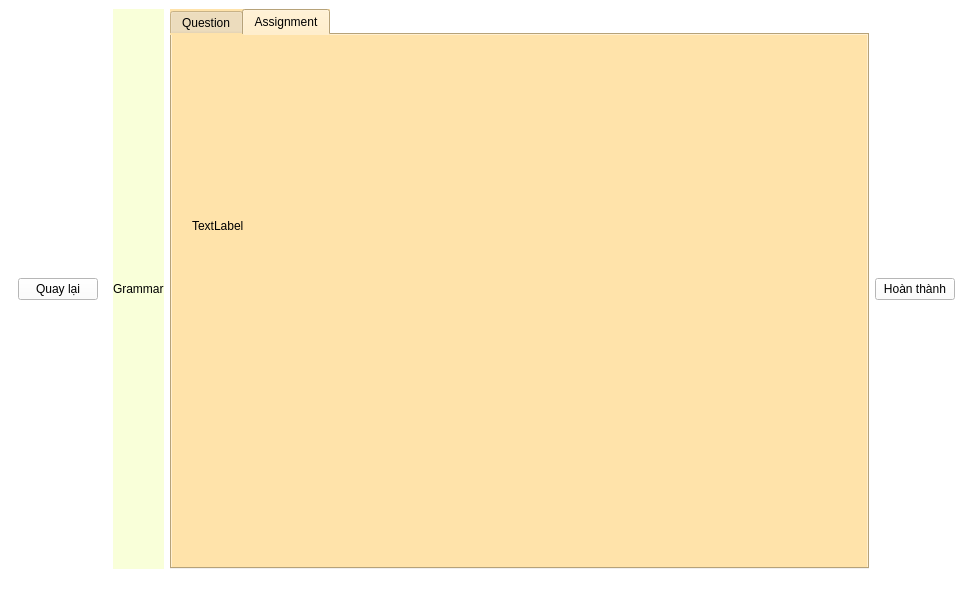
This is grammar.ui in ngocanh1192006/English_app as Qt 5 draws it before an edit. The edited form follows.
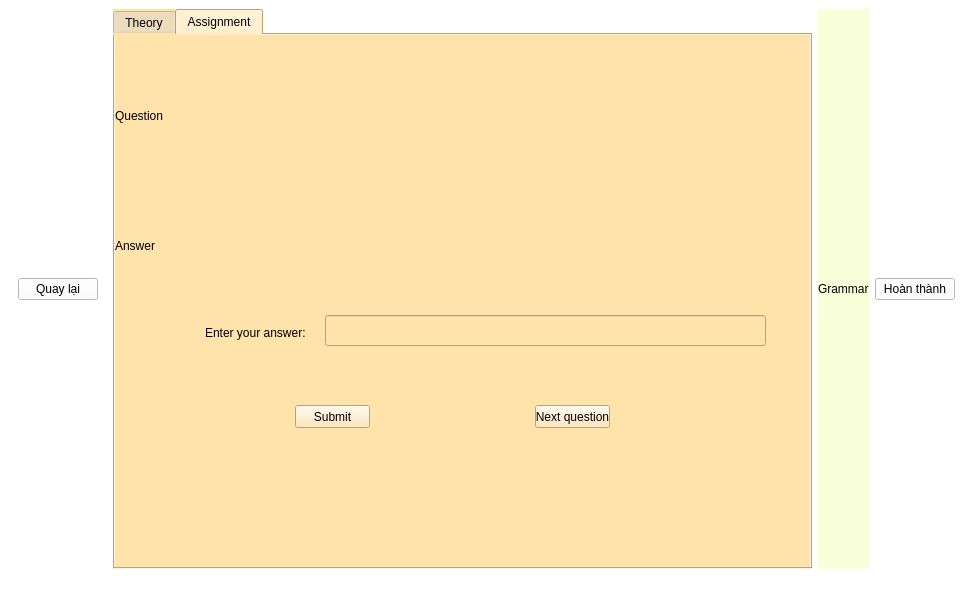
This is the edited form. The open tabs and pages were chosen to show the change. Icons and pictures are not drawn.

The edit to the form file:
```diff
--- a/grammar.ui
+++ b/grammar.ui
@@ -35,16 +35,6 @@
       </layout>
      </widget>
     </item>
-    <item>
-     <widget class="QLabel" name="label">
-      <property name="styleSheet">
-       <string notr="true">background-color: rgb(249, 255, 217);</string>
-      </property>
-      <property name="text">
-       <string>Grammar</string>
-      </property>
-     </widget>
-    </item>
     <item>
      <widget class="QTabWidget" name="tabWidget">
       <property name="styleSheet">
@@ -56,29 +46,101 @@
       </property>
       <widget class="QWidget" name="tab">
        <attribute name="title">
-        <string>Question</string>
+        <string>Theory</string>
        </attribute>
       </widget>
       <widget class="QWidget" name="tab_2">
        <attribute name="title">
         <string>Assignment</string>
        </attribute>
+       <widget class="QLabel" name="labelquestion">
+        <property name="geometry">
+         <rect>
+          <x>0</x>
+          <y>0</y>
+          <width>721</width>
+          <height>161</height>
+         </rect>
+        </property>
+        <property name="text">
+         <string>Question</string>
+        </property>
+       </widget>
+       <widget class="QPushButton" name="pushButton_2">
+        <property name="geometry">
+         <rect>
+          <x>180</x>
+          <y>370</y>
+          <width>75</width>
+          <height>23</height>
+         </rect>
+        </property>
+        <property name="text">
+         <string>Submit</string>
+        </property>
+       </widget>
+       <widget class="QPushButton" name="pushButton_4">
+        <property name="geometry">
+         <rect>
+          <x>420</x>
+          <y>370</y>
+          <width>75</width>
+          <height>23</height>
+         </rect>
+        </property>
+        <property name="text">
+         <string>Next question</string>
+        </property>
+       </widget>
+       <widget class="QLabel" name="labelanswer">
+        <property name="geometry">
+         <rect>
+          <x>0</x>
+          <y>170</y>
+          <width>711</width>
+          <height>81</height>
+         </rect>
+        </property>
+        <property name="text">
+         <string>Answer</string>
+        </property>
+       </widget>
+       <widget class="QLineEdit" name="lineEdit">
+        <property name="geometry">
+         <rect>
+          <x>210</x>
+          <y>280</y>
+          <width>441</width>
+          <height>31</height>
+         </rect>
+        </property>
+       </widget>
        <widget class="QLabel" name="label_2">
         <property name="geometry">
          <rect>
-          <x>20</x>
-          <y>160</y>
-          <width>721</width>
-          <height>61</height>
+          <x>90</x>
+          <y>290</y>
+          <width>111</width>
+          <height>16</height>
          </rect>
         </property>
         <property name="text">
-         <string>TextLabel</string>
+         <string>Enter your answer:</string>
         </property>
        </widget>
       </widget>
      </widget>
     </item>
+    <item>
+     <widget class="QLabel" name="label">
+      <property name="styleSheet">
+       <string notr="true">background-color: rgb(249, 255, 217);</string>
+      </property>
+      <property name="text">
+       <string>Grammar</string>
+      </property>
+     </widget>
+    </item>
     <item>
      <widget class="QPushButton" name="pushButton">
       <property name="text">
```
Left out of the diff: 36 changed lines with no effect on the pictures.
